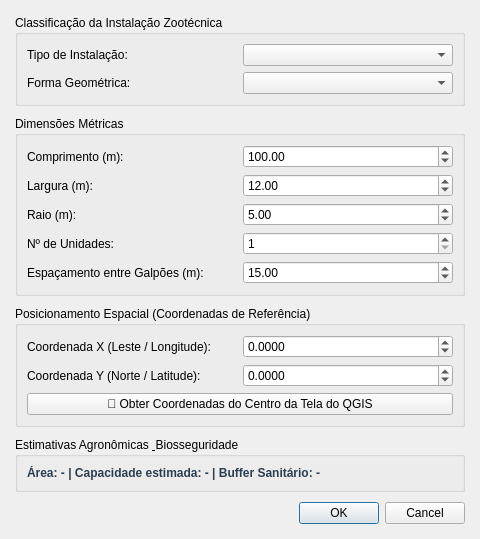
Old version of the form suino_alpha_dialog_base.ui in the repository led-21/SwineGIS.
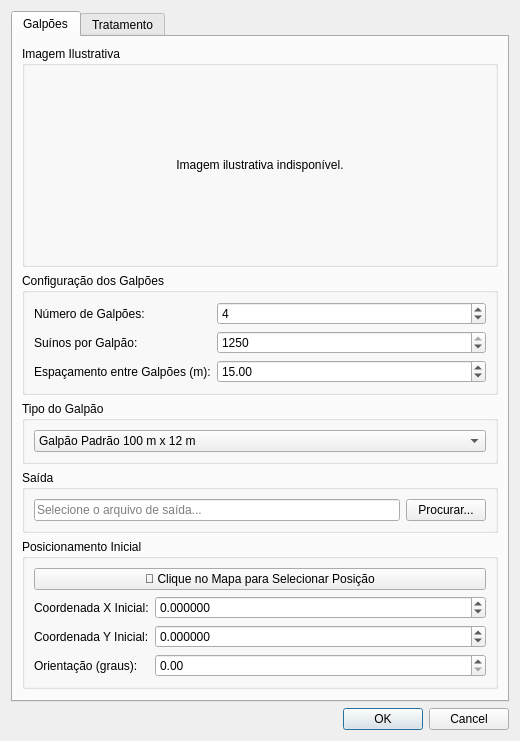
New version of the form.

Commit message: feat: restore full dual-tab UI with reference scheme image, point map tool, and treatment report

Diff of the .ui file:
```diff
--- a/suino_alpha_dialog_base.ui
+++ b/suino_alpha_dialog_base.ui
@@ -6,223 +6,482 @@
    <rect>
     <x>0</x>
     <y>0</y>
-    <width>480</width>
-    <height>520</height>
+    <width>520</width>
+    <height>660</height>
    </rect>
   </property>
   <property name="windowTitle">
    <string>SwineSpatialPlanner - Dimensionamento de Instalações</string>
   </property>
-  <layout class="QVBoxLayout" name="mainVerticalLayout">
-   <property name="spacing">
-    <number>10</number>
-   </property>
-   <property name="leftMargin">
-    <number>15</number>
-   </property>
-   <property name="topMargin">
-    <number>15</number>
-   </property>
-   <property name="rightMargin">
-    <number>15</number>
-   </property>
-   <property name="bottomMargin">
-    <number>15</number>
-   </property>
+  <layout class="QVBoxLayout" name="verticalLayout">
+   <item>
+    <widget class="QTabWidget" name="tabWidget">
+     <property name="currentIndex">
+      <number>0</number>
+     </property>
+     <widget class="QWidget" name="tab_galpoes">
+      <attribute name="title">
+       <string>Galpões</string>
+      </attribute>
+      <layout class="QVBoxLayout" name="verticalLayout_tab_galpoes">
+       <item>
+        <widget class="QGroupBox" name="groupBox_galpoes_image">
+         <property name="title">
+          <string>Imagem Ilustrativa</string>
+         </property>
+         <layout class="QVBoxLayout" name="verticalLayout_galpoes_image">
+          <item>
+           <widget class="QLabel" name="label_galpoes_image">
+            <property name="sizePolicy">
+             <sizepolicy hsizetype="Preferred" vsizetype="Preferred">
+              <horstretch>0</horstretch>
+              <verstretch>0</verstretch>
+             </sizepolicy>
+            </property>
+            <property name="minimumSize">
+             <size>
+              <width>0</width>
+              <height>180</height>
+             </size>
+            </property>
+            <property name="alignment">
+             <set>Qt::AlignCenter</set>
+            </property>
+            <property name="scaledContents">
+             <bool>false</bool>
+            </property>
+            <property name="wordWrap">
+             <bool>true</bool>
+            </property>
+            <property name="text">
+             <string>Imagem ilustrativa indisponível.</string>
+            </property>
+           </widget>
+          </item>
+         </layout>
+        </widget>
+       </item>
    <item>
-    <widget class="QGroupBox" name="groupClassification">
+        <widget class="QGroupBox" name="groupBox_galpoes">
      <property name="title">
-      <string>Classificação da Instalação Zootécnica</string>
-     </property>
-     <layout class="QGridLayout" name="gridClassification">
+          <string>Configuração dos Galpões</string>
+         </property>
+         <layout class="QFormLayout" name="formLayout_galpoes">
       <item row="0" column="0">
-       <widget class="QLabel" name="label_type">
+           <widget class="QLabel" name="label_num_galpoes">
         <property name="text">
-         <string>Tipo de Instalação:</string>
+             <string>Número de Galpões:</string>
         </property>
        </widget>
       </item>
       <item row="0" column="1">
-       <widget class="QComboBox" name="comboBox_type"/>
+           <widget class="QSpinBox" name="spinBox_num_galpoes">
+            <property name="minimum">
+             <number>1</number>
+            </property>
+            <property name="maximum">
+             <number>50</number>
+            </property>
+            <property name="value">
+             <number>4</number>
+            </property>
+           </widget>
       </item>
       <item row="1" column="0">
-       <widget class="QLabel" name="label_shape">
+           <widget class="QLabel" name="label_suinos_por_galpao">
         <property name="text">
-         <string>Forma Geométrica:</string>
+             <string>Suínos por Galpão:</string>
         </property>
        </widget>
       </item>
       <item row="1" column="1">
-       <widget class="QComboBox" name="comboBox_shape"/>
-      </item>
+           <widget class="QSpinBox" name="spinBox_suinos_por_galpao">
+            <property name="minimum">
+             <number>100</number>
+            </property>
+            <property name="maximum">
+             <number>1250</number>
+            </property>
+            <property name="singleStep">
+             <number>50</number>
+            </property>
+            <property name="value">
+             <number>1250</number>
+            </property>
+           </widget>
+          </item>
+          <item row="2" column="0">
+           <widget class="QLabel" name="label_espacamento">
+            <property name="text">
+             <string>Espaçamento entre Galpões (m):</string>
+            </property>
+           </widget>
+          </item>
+          <item row="2" column="1">
+           <widget class="QDoubleSpinBox" name="doubleSpinBox_espacamento">
+            <property name="minimum">
+             <double>10.000000000000000</double>
+            </property>
+            <property name="maximum">
+             <double>20.000000000000000</double>
+            </property>
+            <property name="value">
+             <double>15.000000000000000</double>
+            </property>
+           </widget>
+          </item>
      </layout>
     </widget>
    </item>
    <item>
-    <widget class="QGroupBox" name="groupDimensions">
+        <widget class="QGroupBox" name="groupBox_tipo_galpao">
      <property name="title">
-      <string>Dimensões Métricas</string>
-     </property>
-     <layout class="QGridLayout" name="gridDimensions">
+          <string>Tipo do Galpão</string>
+         </property>
+         <layout class="QVBoxLayout" name="verticalLayout_tipo">
+          <item>
+           <widget class="QComboBox" name="comboBox_tipo_galpao">
+            <item>
+             <property name="text">
+              <string>Galpão Padrão 100 m x 12 m</string>
+             </property>
+            </item>
+            <item>
+             <property name="text">
+              <string>Galpão New Design 120 m x 20 m</string>
+             </property>
+            </item>
+           </widget>
+          </item>
+         </layout>
+        </widget>
+       </item>
+       <item>
+        <widget class="QGroupBox" name="groupBox_output">
+         <property name="title">
+          <string>Saída</string>
+         </property>
+         <layout class="QHBoxLayout" name="horizontalLayout_output">
+          <item>
+           <widget class="QLineEdit" name="lineEdit_output_path">
+            <property name="placeholderText">
+             <string>Selecione o arquivo de saída...</string>
+            </property>
+           </widget>
+          </item>
+          <item>
+           <widget class="QPushButton" name="pushButton_browse">
+            <property name="text">
+             <string>Procurar...</string>
+            </property>
+           </widget>
+          </item>
+         </layout>
+        </widget>
+       </item>
+       <item>
+        <widget class="QGroupBox" name="groupBox_posicionamento">
+         <property name="title">
+          <string>Posicionamento Inicial</string>
+         </property>
+         <layout class="QVBoxLayout" name="verticalLayout_posicionamento">
+          <item>
+           <layout class="QHBoxLayout" name="horizontalLayout_coords">
+            <item>
+             <widget class="QPushButton" name="pushButton_select_point">
+              <property name="toolTip">
+               <string>Clique neste botão e depois clique no mapa para definir a posição inicial dos galpões</string>
+              </property>
+              <property name="text">
+               <string>📍 Clique no Mapa para Selecionar Posição</string>
+              </property>
+             </widget>
+            </item>
+           </layout>
+          </item>
+          <item>
+           <layout class="QFormLayout" name="formLayout_posicao">
       <item row="0" column="0">
-       <widget class="QLabel" name="label_length">
+             <widget class="QLabel" name="label_coord_x">
         <property name="text">
-         <string>Comprimento (m):</string>
+               <string>Coordenada X Inicial:</string>
         </property>
        </widget>
       </item>
       <item row="0" column="1">
-       <widget class="QDoubleSpinBox" name="spinBox_length">
+             <widget class="QDoubleSpinBox" name="doubleSpinBox_coord_x">
+              <property name="decimals">
+               <number>6</number>
+              </property>
+              <property name="minimum">
+               <double>-999999.000000000000000</double>
+              </property>
         <property name="maximum">
-         <double>2000.0</double>
+               <double>999999.000000000000000</double>
         </property>
         <property name="value">
-         <double>100.0</double>
-        </property>
-        <property name="singleStep">
-         <double>5.0</double>
-        </property>
+               <double>0.000000000000000</double>
+              </property>
        </widget>
       </item>
       <item row="1" column="0">
-       <widget class="QLabel" name="label_width">
+             <widget class="QLabel" name="label_coord_y">
         <property name="text">
-         <string>Largura (m):</string>
+               <string>Coordenada Y Inicial:</string>
         </property>
        </widget>
       </item>
       <item row="1" column="1">
-       <widget class="QDoubleSpinBox" name="spinBox_width">
+             <widget class="QDoubleSpinBox" name="doubleSpinBox_coord_y">
+              <property name="decimals">
+               <number>6</number>
+              </property>
+              <property name="minimum">
+               <double>-999999.000000000000000</double>
+              </property>
         <property name="maximum">
-         <double>500.0</double>
+               <double>999999.000000000000000</double>
         </property>
         <property name="value">
-         <double>12.0</double>
-        </property>
-        <property name="singleStep">
-         <double>1.0</double>
-        </property>
+               <double>0.000000000000000</double>
+              </property>
        </widget>
       </item>
       <item row="2" column="0">
-       <widget class="QLabel" name="label_radius">
+             <widget class="QLabel" name="label_orientacao">
         <property name="text">
-         <string>Raio (m):</string>
+               <string>Orientação (graus):</string>
         </property>
        </widget>
       </item>
       <item row="2" column="1">
-       <widget class="QDoubleSpinBox" name="spinBox_radius">
+             <widget class="QDoubleSpinBox" name="doubleSpinBox_orientacao">
         <property name="maximum">
-         <double>500.0</double>
+               <double>360.000000000000000</double>
         </property>
         <property name="value">
-         <double>5.0</double>
-        </property>
+               <double>0.000000000000000</double>
+              </property>
+             </widget>
+            </item>
+           </layout>
+          </item>
+         </layout>
+        </widget>
+       </item>
+       <item>
+        <spacer name="verticalSpacer_tab_galpoes">
+         <property name="orientation">
+          <enum>Qt::Vertical</enum>
+         </property>
+         <property name="sizeHint" stdset="0">
+          <size>
+           <width>20</width>
+           <height>20</height>
+          </size>
+         </property>
+        </spacer>
+       </item>
+      </layout>
+     </widget>
+     <widget class="QWidget" name="tab_tratamento">
+      <attribute name="title">
+       <string>Tratamento</string>
+      </attribute>
+      <layout class="QVBoxLayout" name="verticalLayout_tab_tratamento">
+       <item>
+        <widget class="QGroupBox" name="groupBox_tratamento">
+         <property name="title">
+          <string>Dimensionamento de Tratamento</string>
+         </property>
+         <layout class="QFormLayout" name="formLayout_tratamento">
+          <item row="0" column="0">
+           <widget class="QLabel" name="label_sistema_producao">
+            <property name="text">
+             <string>Sistema de Produção:</string>
+            </property>
+           </widget>
+          </item>
+          <item row="0" column="1">
+           <widget class="QComboBox" name="comboBox_sistema_producao">
+            <item>
+             <property name="text">
+              <string>Ciclo Completo (CC)</string>
+             </property>
+            </item>
+            <item>
+             <property name="text">
+              <string>Unidade de Produção de Leitões (UPL)</string>
+             </property>
+            </item>
+            <item>
+             <property name="text">
+              <string>Unidade de Produção de Desmamados (UPD)</string>
+             </property>
+            </item>
+            <item>
+             <property name="text">
+              <string>Crechário (CR)</string>
+             </property>
+            </item>
+            <item>
+             <property name="text">
+              <string>Unidade de Terminação (UT)</string>
+             </property>
+            </item>
+           </widget>
+          </item>
+          <item row="1" column="0">
+           <widget class="QLabel" name="label_total_animais">
+            <property name="text">
+             <string>Total de Animais:</string>
+            </property>
+           </widget>
+          </item>
+          <item row="1" column="1">
+           <widget class="QSpinBox" name="spinBox_total_animais">
+            <property name="minimum">
+             <number>1</number>
+            </property>
+            <property name="maximum">
+             <number>200000</number>
+            </property>
+            <property name="value">
+             <number>5000</number>
+            </property>
+           </widget>
+          </item>
+          <item row="2" column="0">
+           <widget class="QLabel" name="label_efluente_diario">
+            <property name="text">
+             <string>Efluente (m³/suíno/dia):</string>
+            </property>
+           </widget>
+          </item>
+          <item row="2" column="1">
+           <widget class="QDoubleSpinBox" name="doubleSpinBox_efluente_diario">
+            <property name="decimals">
+             <number>4</number>
+            </property>
+            <property name="minimum">
+             <double>0.001000000000000</double>
+            </property>
+            <property name="maximum">
+             <double>0.100000000000000</double>
+            </property>
         <property name="singleStep">
          <double>1.0</double>
         </property>
        </widget>
       </item>
       <item row="3" column="0">
-       <widget class="QLabel" name="label_number">
+           <widget class="QLabel" name="label_trh_biodigestor">
         <property name="text">
-         <string>Nº de Unidades:</string>
+             <string>TRH Biodigestor (dias):</string>
         </property>
        </widget>
       </item>
       <item row="3" column="1">
-       <widget class="QSpinBox" name="spinBox_number">
+           <widget class="QDoubleSpinBox" name="doubleSpinBox_trh_biodigestor">
+            <property name="decimals">
+             <number>1</number>
+            </property>
         <property name="minimum">
-         <number>1</number>
+             <double>22.000000000000000</double>
         </property>
         <property name="maximum">
-         <number>50</number>
+             <double>50.000000000000000</double>
+            </property>
+            <property name="singleStep">
+             <double>1.000000000000000</double>
         </property>
         <property name="value">
-         <number>1</number>
+             <double>30.000000000000000</double>
         </property>
        </widget>
       </item>
       <item row="4" column="0">
-       <widget class="QLabel" name="label_spacing">
+           <widget class="QLabel" name="label_trh_total">
         <property name="text">
-         <string>Espaçamento entre Galpões (m):</string>
+             <string>TRH Total Sistema (dias):</string>
         </property>
        </widget>
       </item>
       <item row="4" column="1">
-       <widget class="QDoubleSpinBox" name="spinBox_spacing">
-        <property name="maximum">
-         <double>200.0</double>
-        </property>
-        <property name="value">
-         <double>15.0</double>
-        </property>
+           <widget class="QDoubleSpinBox" name="doubleSpinBox_trh_total">
+            <property name="decimals">
+             <number>0</number>
+            </property>
+            <property name="minimum">
+             <double>120.000000000000000</double>
+            </property>
+            <property name="maximum">
+             <double>365.000000000000000</double>
+            </property>
         <property name="singleStep">
-         <double>1.0</double>
-        </property>
-       </widget>
-      </item>
-     </layout>
-    </widget>
-   </item>
-   <item>
-    <widget class="QGroupBox" name="groupSpatial">
-     <property name="title">
-      <string>Posicionamento Espacial (Coordenadas de Referência)</string>
-     </property>
-     <layout class="QGridLayout" name="gridSpatial">
-      <item row="0" column="0">
-       <widget class="QLabel" name="label_x">
+             <double>5.000000000000000</double>
+            </property>
+            <property name="value">
+             <double>120.000000000000000</double>
+            </property>
+           </widget>
+          </item>
+          <item row="5" column="0">
+           <widget class="QLabel" name="label_altura_biodigestor">
         <property name="text">
-         <string>Coordenada X (Leste / Longitude):</string>
+             <string>Altura Biodigestor (m):</string>
         </property>
        </widget>
       </item>
-      <item row="0" column="1">
-       <widget class="QDoubleSpinBox" name="spinBox_x">
+          <item row="5" column="1">
+           <widget class="QDoubleSpinBox" name="doubleSpinBox_altura_biodigestor">
         <property name="decimals">
-         <number>4</number>
+             <number>2</number>
         </property>
         <property name="minimum">
-         <double>-20000000.0</double>
+             <double>1.500000000000000</double>
         </property>
         <property name="maximum">
-         <double>20000000.0</double>
-        </property>
+             <double>6.000000000000000</double>
+            </property>
+            <property name="singleStep">
+             <double>0.100000000000000</double>
+            </property>
         <property name="value">
-         <double>0.0</double>
+             <double>4.000000000000000</double>
         </property>
        </widget>
       </item>
-      <item row="1" column="0">
-       <widget class="QLabel" name="label_y">
+          <item row="6" column="0">
+           <widget class="QLabel" name="label_altura_lagoas">
         <property name="text">
-         <string>Coordenada Y (Norte / Latitude):</string>
+             <string>Altura Lagoas (m):</string>
         </property>
        </widget>
       </item>
-      <item row="1" column="1">
-       <widget class="QDoubleSpinBox" name="spinBox_y">
+          <item row="6" column="1">
+           <widget class="QDoubleSpinBox" name="doubleSpinBox_altura_lagoas">
         <property name="decimals">
-         <number>4</number>
+             <number>2</number>
         </property>
         <property name="minimum">
-         <double>-20000000.0</double>
+             <double>1.500000000000000</double>
         </property>
         <property name="maximum">
-         <double>20000000.0</double>
-        </property>
+             <double>5.000000000000000</double>
+            </property>
+            <property name="singleStep">
+             <double>0.100000000000000</double>
+            </property>
         <property name="value">
-         <double>0.0</double>
+             <double>3.000000000000000</double>
         </property>
        </widget>
       </item>
-      <item row="2" column="0" colspan="2">
-       <widget class="QPushButton" name="btn_capture_map_center">
+          <item row="7" column="0" colspan="2">
+           <widget class="QPushButton" name="pushButton_generate_report">
         <property name="text">
-         <string>📍 Obter Coordenadas do Centro da Tela do QGIS</string>
+             <string>Gerar Relatório Biodigestor e Lagoas</string>
         </property>
        </widget>
       </item>
@@ -230,26 +489,34 @@
     </widget>
    </item>
    <item>
-    <widget class="QGroupBox" name="groupSummary">
-     <property name="title">
-      <string>Estimativas Agronômicas &amp; Biosseguridade</string>
-     </property>
-     <layout class="QVBoxLayout" name="layoutSummary">
-      <item>
-       <widget class="QLabel" name="label_summary_text">
-        <property name="text">
-         <string>Área: - | Capacidade estimada: - | Buffer Sanitário: -</string>
-        </property>
-        <property name="wordWrap">
-         <bool>true</bool>
-        </property>
-        <property name="styleSheet">
-         <string>color: #2c3e50; font-weight: bold;</string>
-        </property>
-       </widget>
+        <spacer name="verticalSpacer_tab_tratamento">
+         <property name="orientation">
+          <enum>Qt::Vertical</enum>
+         </property>
+         <property name="sizeHint" stdset="0">
+          <size>
+           <width>20</width>
+           <height>20</height>
+          </size>
+         </property>
+        </spacer>
       </item>
      </layout>
     </widget>
+    </widget>
+   </item>
+   <item>
+    <spacer name="verticalSpacer">
+     <property name="orientation">
+      <enum>Qt::Vertical</enum>
+     </property>
+     <property name="sizeHint" stdset="0">
+      <size>
+       <width>20</width>
+       <height>40</height>
+      </size>
+     </property>
+    </spacer>
    </item>
    <item>
     <widget class="QDialogButtonBox" name="button_box">
```
Left out of the diff: 27 changed lines with no effect on the pictures. Lines whose indentation alone changed are shown as unchanged. The commit also changes 3 other files.
